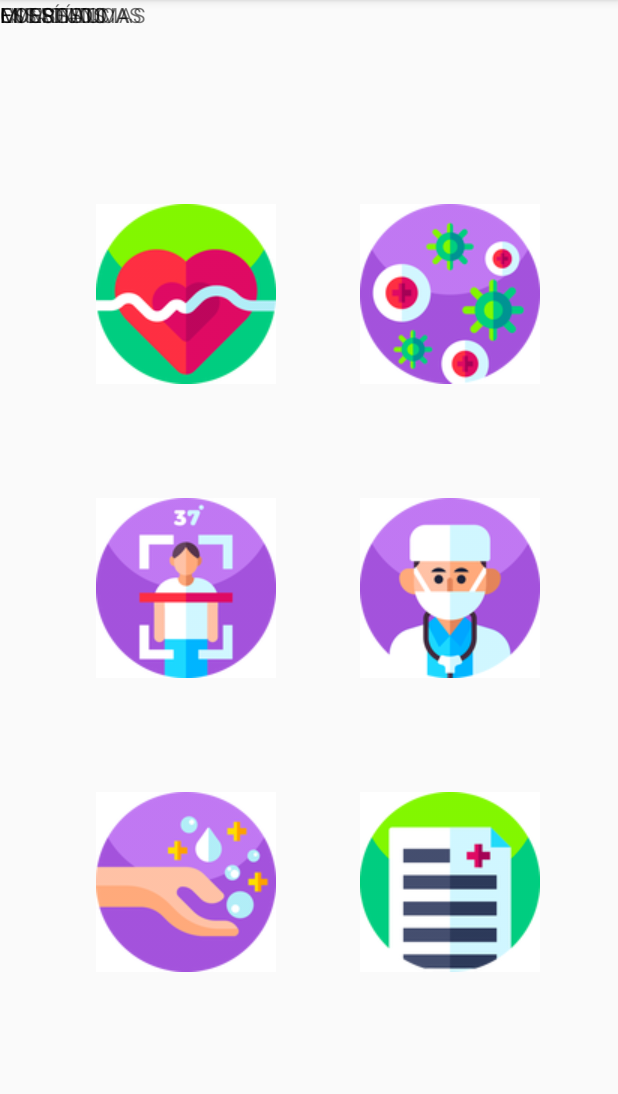
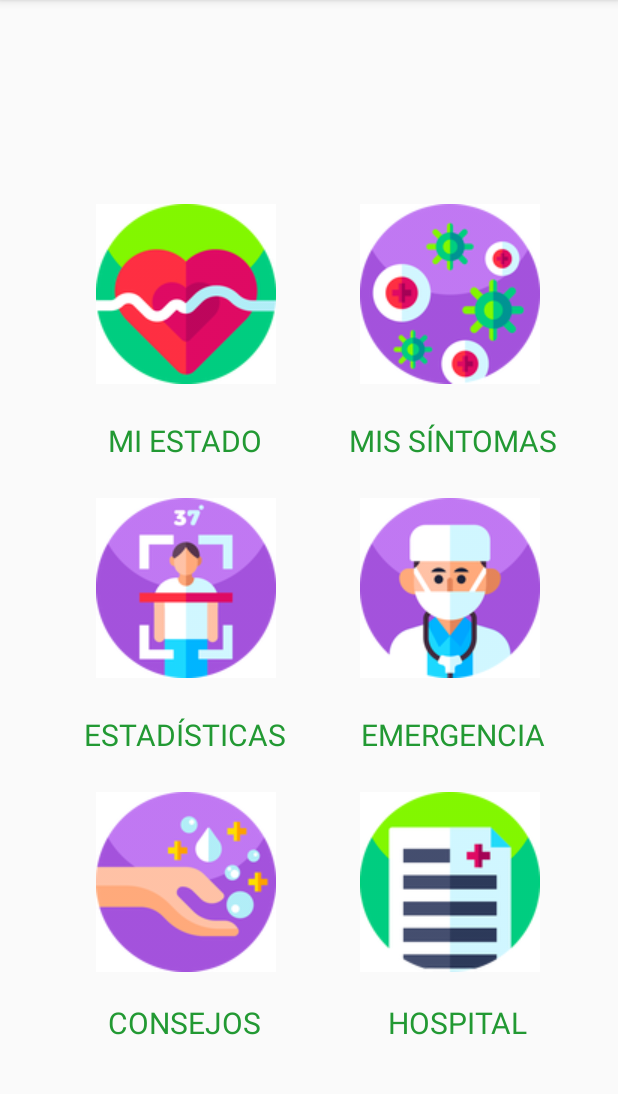
Before and after one commit to DiegoTorrePerez/ProyectoCvd, an Android app: the screen it shows after launch (MainActivity), on a phone screen of 412 x 824 dp, the part 84-1178 px from its top. Run offline under Robolectric (Android 15) with nearby library versions, the phone set to English and light mode, and no system bars.

Commit message:
Se agregó actividades de los botones y también para que pasen estos a otras actividades

```diff
--- a/app/src/main/res/layout/activity_main.xml
+++ b/app/src/main/res/layout/activity_main.xml
@@ -10,9 +10,12 @@
         android:id="@+id/textView4"
         android:layout_width="wrap_content"
         android:layout_height="wrap_content"
+        android:layout_marginTop="24dp"
+        android:layout_marginEnd="48dp"
+        android:layout_marginRight="48dp"
         android:text="EMERGENCIA"
-        tools:layout_editor_absoluteX="272dp"
-        tools:layout_editor_absoluteY="478dp" />
+        app:layout_constraintEnd_toEndOf="parent"
+        app:layout_constraintTop_toBottomOf="@+id/imageButton4" />
 
     <ImageButton
         android:id="@+id/imageButton"
@@ -22,6 +25,7 @@
         android:layout_marginLeft="56dp"
         android:layout_marginTop="76dp"
         android:background="#FFFFFF"
+        android:onClick="SiguienteMapa"
         app:layout_constraintStart_toEndOf="@+id/imageButton3"
         app:layout_constraintTop_toBottomOf="@+id/imageButton4"
         app:srcCompat="@drawable/hospital" />
@@ -34,6 +38,7 @@
         android:layout_marginLeft="64dp"
         android:layout_marginTop="76dp"
         android:background="#FFFFFF"
+        android:onClick="SiguienteEstadística"
         app:layout_constraintStart_toStartOf="parent"
         app:layout_constraintTop_toBottomOf="@+id/imageButton2"
         app:srcCompat="@drawable/misestadisticas" />
@@ -46,6 +51,7 @@
         android:layout_marginLeft="56dp"
         android:layout_marginTop="76dp"
         android:background="#FFFFFF"
+        android:onClick="SiguienteLlamadaEmergencia"
         app:layout_constraintStart_toEndOf="@+id/imageButton5"
         app:layout_constraintTop_toBottomOf="@+id/imageButton6"
         app:srcCompat="@drawable/emergencia" />
@@ -58,6 +64,7 @@
         android:layout_marginLeft="56dp"
         android:layout_marginTop="136dp"
         android:background="#FFFFFF"
+        android:onClick="SiguienteMisSintomas"
         app:layout_constraintStart_toEndOf="@+id/imageButton2"
         app:layout_constraintTop_toTopOf="parent"
         app:srcCompat="@drawable/missintomas" />
@@ -70,6 +77,7 @@
         android:layout_marginLeft="64dp"
         android:layout_marginTop="76dp"
         android:background="#FFFFFF"
+        android:onClick="SiguienteConsejos"
         app:layout_constraintStart_toStartOf="parent"
         app:layout_constraintTop_toBottomOf="@+id/imageButton5"
         app:srcCompat="@drawable/consejos" />
@@ -82,6 +90,7 @@
         android:layout_marginLeft="64dp"
         android:layout_marginTop="136dp"
         android:background="#FFFFFF"
+        android:onClick="SiguienteMiEstado"
         app:layout_constraintStart_toStartOf="parent"
         app:layout_constraintTop_toTopOf="parent"
         app:srcCompat="@drawable/miestado" />
@@ -90,40 +99,55 @@
         android:id="@+id/textView"
         android:layout_width="wrap_content"
         android:layout_height="wrap_content"
+        android:layout_marginStart="72dp"
+        android:layout_marginLeft="72dp"
+        android:layout_marginTop="24dp"
         android:text="MI ESTADO"
-        tools:layout_editor_absoluteX="93dp"
-        tools:layout_editor_absoluteY="278dp" />
+        app:layout_constraintStart_toStartOf="parent"
+        app:layout_constraintTop_toBottomOf="@+id/imageButton2" />
 
     <TextView
         android:id="@+id/textView2"
         android:layout_width="wrap_content"
         android:layout_height="wrap_content"
+        android:layout_marginTop="24dp"
+        android:layout_marginEnd="40dp"
+        android:layout_marginRight="40dp"
         android:text="MIS SÍNTOMAS"
-        tools:layout_editor_absoluteX="272dp"
-        tools:layout_editor_absoluteY="276dp" />
+        app:layout_constraintEnd_toEndOf="parent"
+        app:layout_constraintTop_toBottomOf="@+id/imageButton6" />
 
     <TextView
         android:id="@+id/textView3"
         android:layout_width="wrap_content"
         android:layout_height="wrap_content"
+        android:layout_marginStart="56dp"
+        android:layout_marginLeft="56dp"
+        android:layout_marginTop="24dp"
         android:text="ESTADÍSTICAS"
-        tools:layout_editor_absoluteX="95dp"
-        tools:layout_editor_absoluteY="480dp" />
+        app:layout_constraintStart_toStartOf="parent"
+        app:layout_constraintTop_toBottomOf="@+id/imageButton5" />
 
     <TextView
         android:id="@+id/textView5"
         android:layout_width="wrap_content"
         android:layout_height="wrap_content"
+        android:layout_marginStart="72dp"
+        android:layout_marginLeft="72dp"
+        android:layout_marginTop="20dp"
         android:text="CONSEJOS"
-        tools:layout_editor_absoluteX="100dp"
-        tools:layout_editor_absoluteY="673dp" />
+        app:layout_constraintStart_toStartOf="parent"
+        app:layout_constraintTop_toBottomOf="@+id/imageButton3" />
 
     <TextView
         android:id="@+id/textView6"
         android:layout_width="wrap_content"
         android:layout_height="wrap_content"
+        android:layout_marginTop="20dp"
+        android:layout_marginEnd="60dp"
+        android:layout_marginRight="60dp"
         android:text="HOSPITAL"
-        tools:layout_editor_absoluteX="277dp"
-        tools:layout_editor_absoluteY="669dp" />
+        app:layout_constraintEnd_toEndOf="parent"
+        app:layout_constraintTop_toBottomOf="@+id/imageButton" />
 
 </androidx.constraintlayout.widget.ConstraintLayout>
--- a/app/src/main/res/values/styles.xml
+++ b/app/src/main/res/values/styles.xml
@@ -6,6 +6,8 @@
         <item name="colorPrimary">@color/colorPrimary</item>
         <item name="colorPrimaryDark">@color/colorPrimaryDark</item>
         <item name="colorAccent">@color/colorAccent</item>
+        <item name="android:textColor">#229933</item>
+        <item name="android:textSize">20sp</item>
     </style>
 
 </resources>
```
Also changed, not shown: app/src/main/AndroidManifest.xml (+7 -1 lines), app/src/main/java/com/test/proyectocvd/Consejos.java (added, +14 -0 lines), app/src/main/java/com/test/proyectocvd/Estadistica.java (added, +14 -0 lines), app/src/main/java/com/test/proyectocvd/LlamadaEmergencia.java (added, +14 -0 lines), app/src/main/java/com/test/proyectocvd/MainActivity.java (+26 -0 lines), app/src/main/java/com/test/proyectocvd/Mapa.java (added, +14 -0 lines), app/src/main/java/com/test/proyectocvd/MiEstado.java (added, +14 -0 lines), app/src/main/java/com/test/proyectocvd/MisSintomas.java (added, +14 -0 lines), app/src/main/res/layout/activity_consejos.xml (added, +9 -0 lines), app/src/main/res/layout/activity_estadistica.xml (added, +9 -0 lines), app/src/main/res/layout/activity_llamada_emergencia.xml (added, +9 -0 lines), app/src/main/res/layout/activity_mapa.xml (added, +9 -0 lines), app/src/main/res/layout/activity_mi_estado.xml (added, +9 -0 lines), app/src/main/res/layout/activity_mis_sintomas.xml (added, +9 -0 lines).
